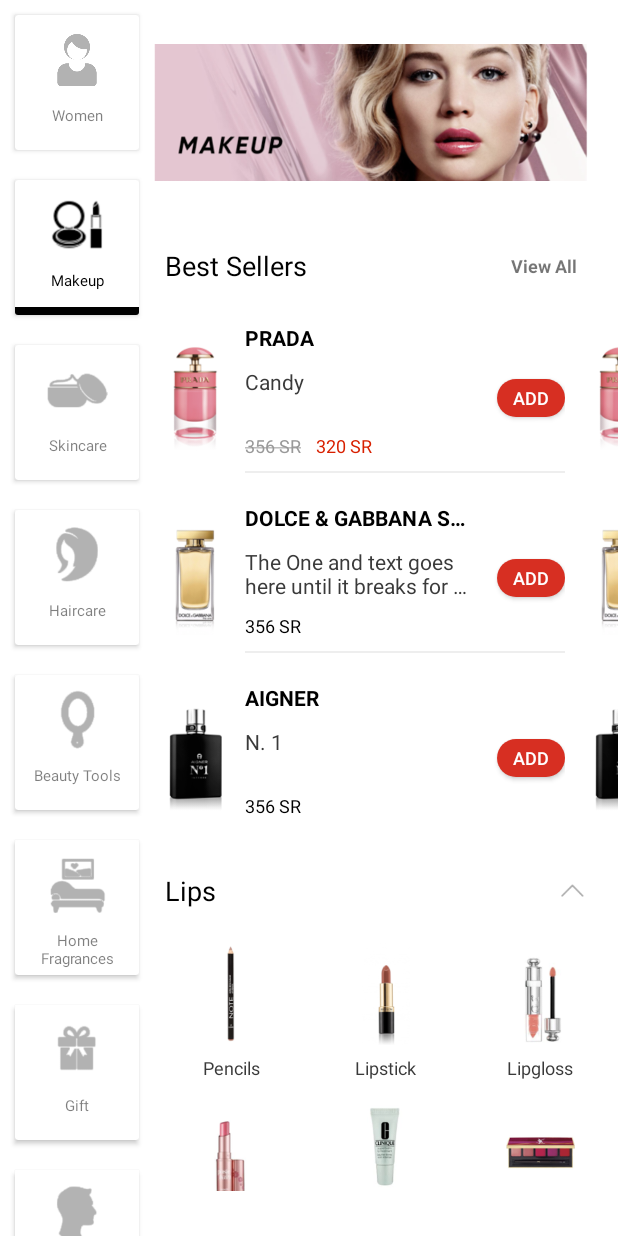
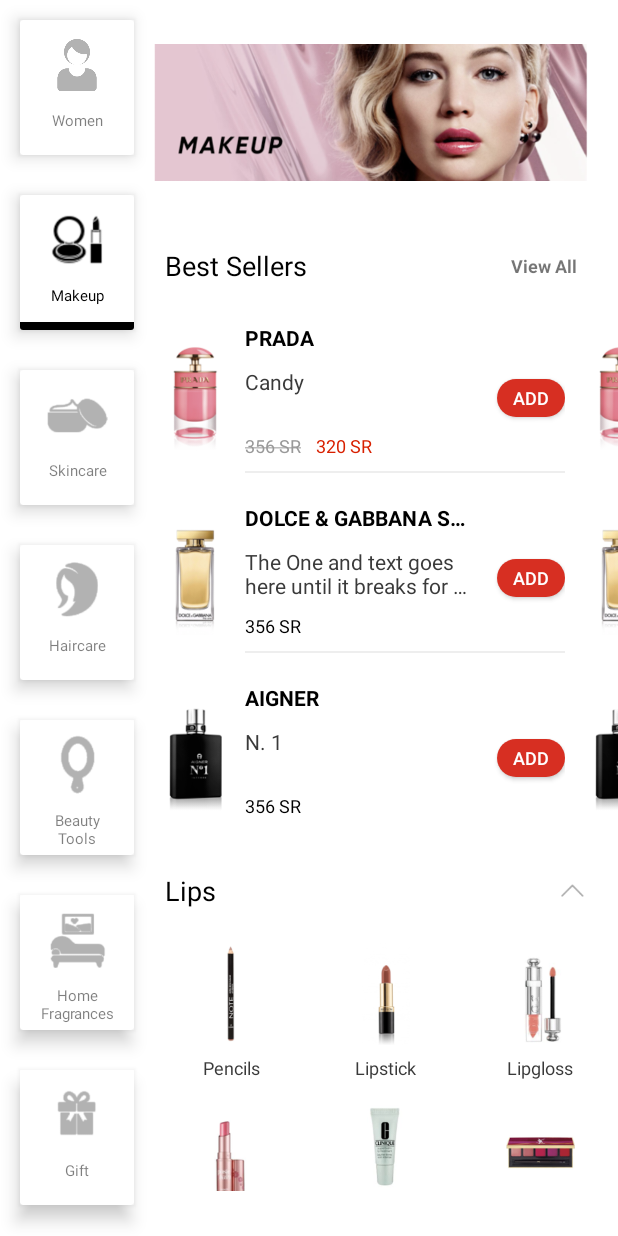
Before and after one commit to MuhammedRefaat/GoldenScent, an Android app: the screen it shows after launch (MainActivity), on a phone screen of 412 x 824 dp. Run offline under Robolectric (Android 15) with nearby library versions, the phone set to English and light mode, and no system bars; our stand-ins replace ButterKnife.

Commit message:
simple I Enhancements

```diff
--- a/GoldenScent/app/src/main/java/com/imagine/goldenscent/views/MainActivity.java
+++ b/GoldenScent/app/src/main/java/com/imagine/goldenscent/views/MainActivity.java
@@ -95,7 +95,7 @@
                 TypedValue.COMPLEX_UNIT_DIP, 90, getResources().getDisplayMetrics());
         LinearLayout.LayoutParams lp = new LinearLayout.LayoutParams
                 (LinearLayout.LayoutParams.MATCH_PARENT, viewHeight);
-        lp.setMargins(15, 15, 15, 15);
+        lp.setMargins(20, 20, 20, 20);
         // adding the views
         for (int i = 0; i < categories.size(); i++) {
             view = inflater.inflate(R.layout.single_category_selection, null);
--- a/GoldenScent/app/src/main/res/layout/activity_main.xml
+++ b/GoldenScent/app/src/main/res/layout/activity_main.xml
@@ -17,6 +17,7 @@
             android:id="@+id/main_categories_list"
             android:layout_width="match_parent"
             android:layout_height="wrap_content"
+            android:clipToPadding="false"
             android:gravity="center_horizontal"
             android:orientation="vertical" />
 
--- a/GoldenScent/app/src/main/res/layout/single_category_selection.xml
+++ b/GoldenScent/app/src/main/res/layout/single_category_selection.xml
@@ -1,15 +1,15 @@
 <?xml version="1.0" encoding="utf-8"?>
 <android.support.v7.widget.CardView xmlns:android="http://schemas.android.com/apk/res/android"
+    xmlns:app="http://schemas.android.com/apk/res-auto"
     android:layout_width="match_parent"
     android:layout_height="100dp"
     android:layout_margin="10dp"
     android:background="@android:color/white"
-    android:clipToPadding="false"
-    android:elevation="5dp"
     android:orientation="vertical"
     android:paddingStart="10dp"
     android:paddingTop="10dp"
-    android:paddingEnd="10dp">
+    android:paddingEnd="10dp"
+    app:cardElevation="7dp">
 
     <RelativeLayout
         android:layout_width="match_parent"
```
